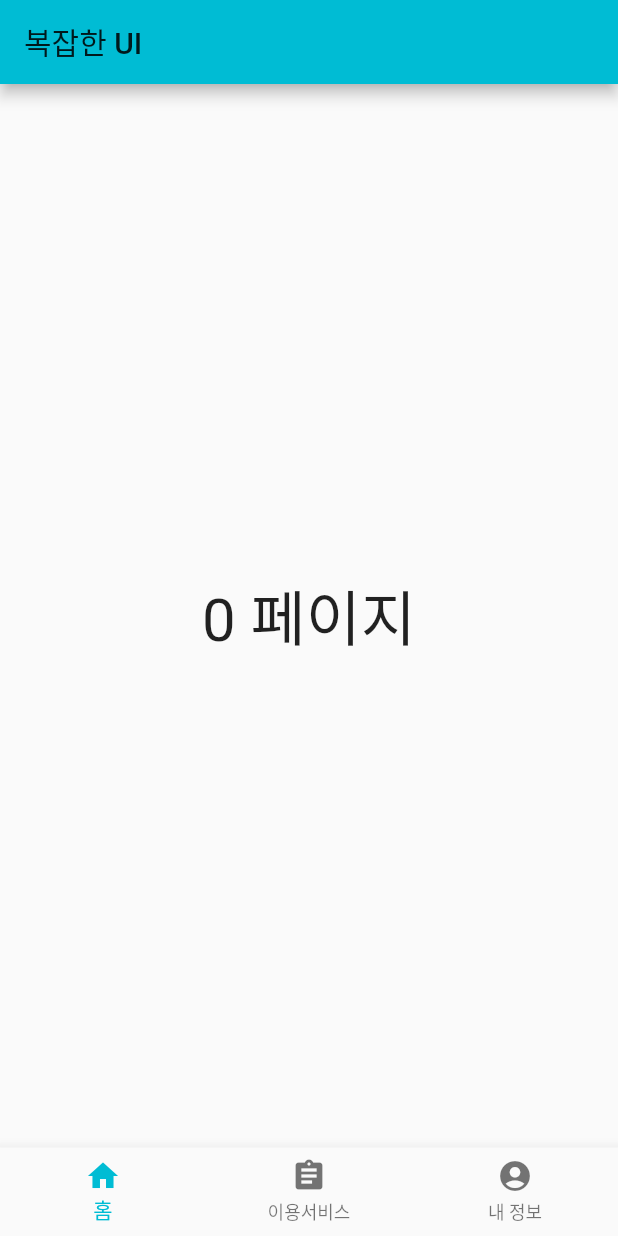
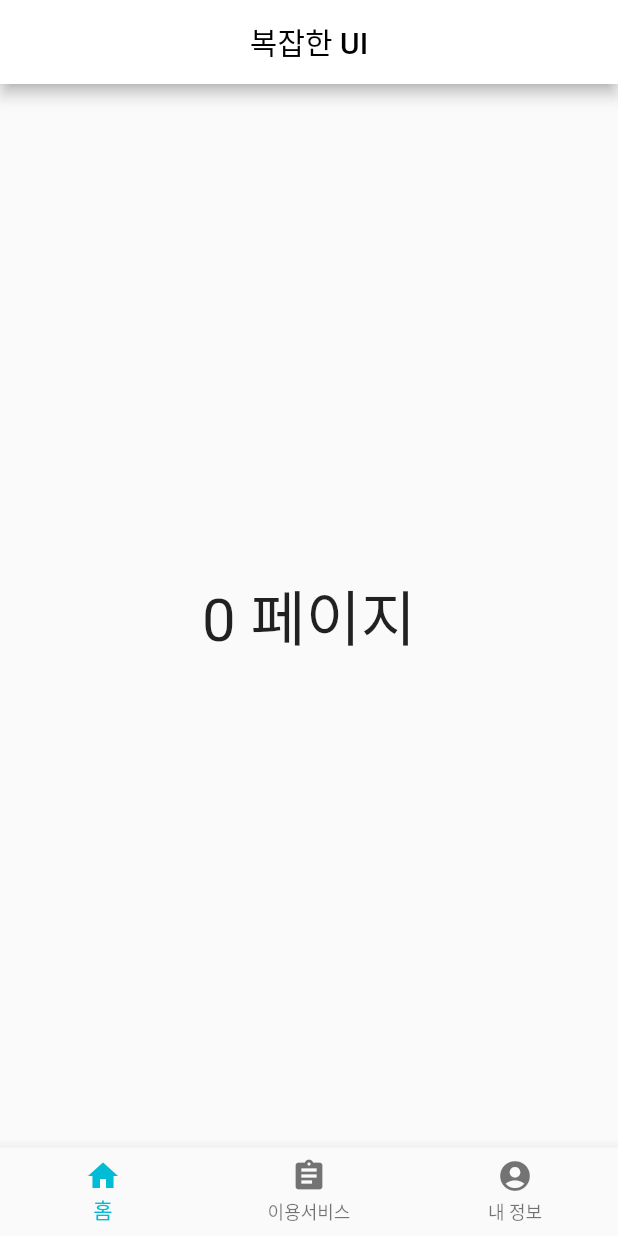
Before and after one commit to chohyeryung/mirim-taxi, a Flutter app: the screen it shows after launch, on a phone screen of 412 x 824 dp. Run offline on Flutter 3.47's test engine with Material 2 defaults, Android fonts, the phone set to English and light mode, and no system bars.

Commit message:
#3 - AppBar 위젯 수정

```diff
--- a/lib/main.dart
+++ b/lib/main.dart
@@ -31,7 +31,9 @@ class _MyHomePageState extends State<MyHomePage> {
   Widget build(BuildContext context) {
     return Scaffold(
       appBar:AppBar(
-        title: Text('복잡한 UI'),
+        backgroundColor: Colors.white,
+        title: Text('복잡한 UI', style : TextStyle(color:Colors.black),),
+          centerTitle:true,
       ),
       body: Center(
         child:Text(
@@ -39,6 +41,7 @@ class _MyHomePageState extends State<MyHomePage> {
           style: TextStyle(fontSize: 40),
         ),
       ),
+
       bottomNavigationBar: BottomNavigationBar(
         onTap:(index){
           setState((){
```
